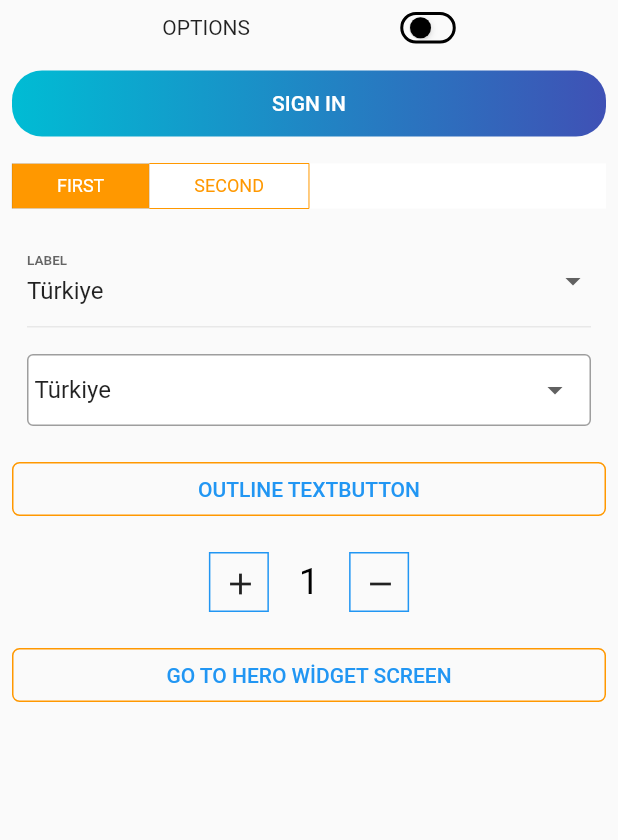
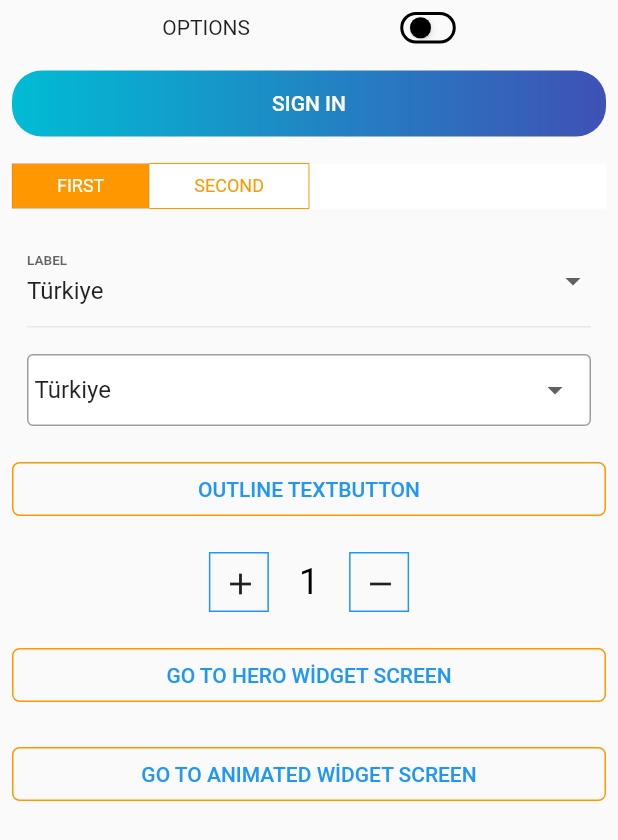
Before and after one commit to abdullah017/flutter-custom-widgets, a Flutter app: the MyReusableWidgetView screen opened directly, on a phone screen of 412 x 824 dp. Shown: the top 840 px of the screen. Run offline on Flutter 3.47's test engine with Material 2 defaults, Android fonts, the phone set to English and light mode, and no system bars; our stand-ins replace nb_utils.

Commit message:
#Custom_animated_container

```diff
--- a/lib/main.dart
+++ b/lib/main.dart
@@ -22,7 +22,7 @@ class MyApp extends StatelessWidget {
       theme: ThemeData(
         primarySwatch: Colors.blue,
       ),
-      home: const AnimatedContainerWidget(),
+      home: const MyReusableWidgetView(),
     );
   }
 }
@@ -99,6 +99,12 @@ class _MyReusableWidgetViewState extends State<MyReusableWidgetView> {
                   child: Padding(
                       padding: const EdgeInsets.only(top: 18.0),
                       child: buildHeroWidgetScreen())),
+              SliverToBoxAdapter(
+
+                  ///[CountPicker Area!]
+                  child: Padding(
+                      padding: const EdgeInsets.only(top: 18.0),
+                      child: buildAnimatedContainerScreen())),
             ],
           ),
         ),
@@ -198,6 +204,18 @@ class _MyReusableWidgetViewState extends State<MyReusableWidgetView> {
     );
   }
 
+  CustomOutlineTextButton buildAnimatedContainerScreen() {
+    return CustomOutlineTextButton(
+      buttonText: 'GO TO ANIMATED WİDGET SCREEN',
+      onPressed: () {
+        Navigator.push(
+            context,
+            MaterialPageRoute(
+                builder: (context) => const AnimatedContainerWidget()));
+      },
+    );
+  }
+
   ///[TOGGLE BUTTON TAB CHANGE FUNCTION]
   tabChange(int newIndex) {
     for (int index = 0; index < toggleButtonItemsSelected.length; index++) {
```
